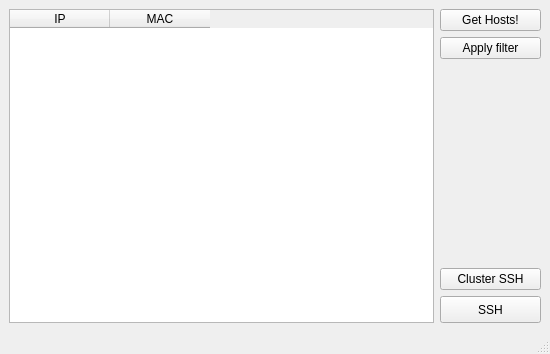
The window that mainwindow.ui (pnegre/labadmin) describes before a commit, drawn with Qt 5.
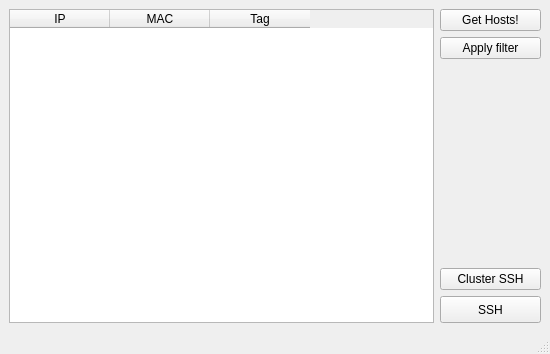
The same window after the commit.

Commit message: Implementat tags als filtres. Alerta: no usem regexes, la mac i el tag han d'estar separats per 1 espai exactament

The edit to the form file:
```diff
--- a/mainwindow.ui
+++ b/mainwindow.ui
@@ -36,6 +36,11 @@
           <string>MAC</string>
          </property>
         </column>
+        <column>
+         <property name="text" >
+          <string>Tag</string>
+         </property>
+        </column>
        </widget>
       </item>
       <item>
```
The commit also changes 1 other file.
